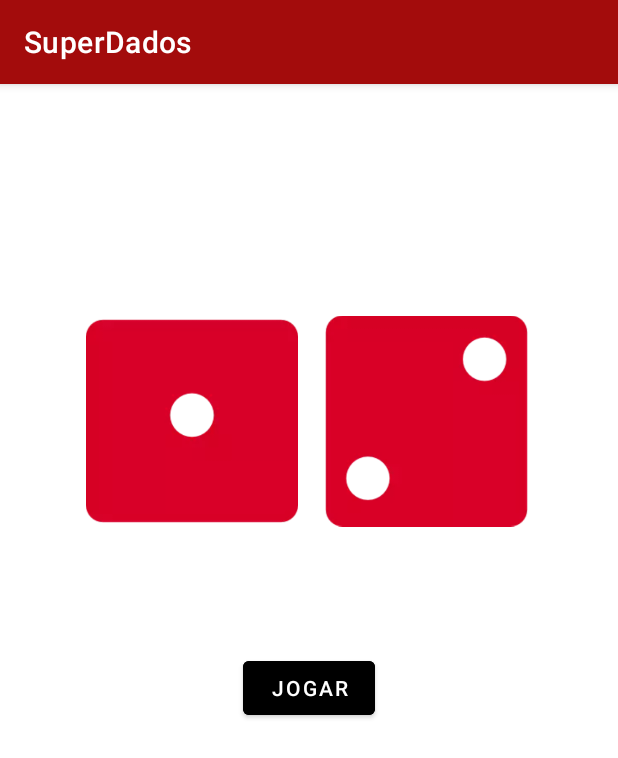
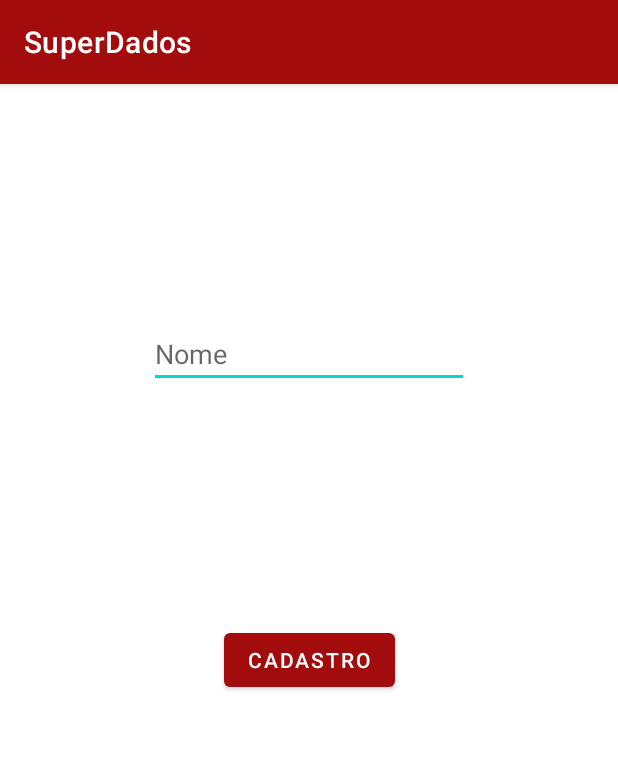
Before and after one commit to brunoferma/Ventures, an Android app: the screen it shows after launch (MainActivity before the commit, CadastroActivity after it), on a phone screen of 412 x 824 dp. Shown: the top 758 px of the screen. Run offline under Robolectric (Android 15) with nearby library versions, the phone set to English and light mode, and no system bars.

Commit message:
Start Commint

```diff
--- a/app/src/main/AndroidManifest.xml
+++ b/app/src/main/AndroidManifest.xml
@@ -9,13 +9,17 @@
         android:roundIcon="@mipmap/ic_launcher_round"
         android:supportsRtl="true"
         android:theme="@style/Theme.SuperDados">
-        <activity android:name=".MainActivity">
+        <activity android:name=".CadastroActivity">
             <intent-filter>
                 <action android:name="android.intent.action.MAIN" />
 
                 <category android:name="android.intent.category.LAUNCHER" />
             </intent-filter>
         </activity>
+        <activity android:name=".MainActivity"
+            android:screenOrientation="portrait">
+
+        </activity>
     </application>
 
 </manifest>
--- /dev/null
+++ b/app/src/main/java/com/example/superdados/CadastroActivity.kt
@@ -0,0 +1,30 @@
+package com.example.superdados
+
+import android.content.Intent
+import androidx.appcompat.app.AppCompatActivity
+import android.os.Bundle
+import android.widget.Button
+import android.widget.EditText
+import android.widget.TextView
+
+
+class CadastroActivity : AppCompatActivity() {
+    override fun onCreate(savedInstanceState: Bundle?) {
+        super.onCreate(savedInstanceState)
+        setContentView(R.layout.activity_cadastro)
+
+
+        val nome = findViewById<EditText>(R.id.nomeJogador)
+        val botao = findViewById<Button>(R.id.btn2)
+        val text = findViewById<TextView>(R.id.bemVindo)
+
+
+        botao.setOnClickListener {
+            var nome1 = nome.text.toString()
+            val intent = Intent(this,MainActivity::class.java)
+            intent.putExtra("nome", nome1)
+            startActivity(intent)
+
+        }
+    }
+}
--- /dev/null
+++ b/app/src/main/res/layout/activity_cadastro.xml
@@ -0,0 +1,32 @@
+<?xml version="1.0" encoding="utf-8"?>
+<androidx.constraintlayout.widget.ConstraintLayout xmlns:android="http://schemas.android.com/apk/res/android"
+    xmlns:app="http://schemas.android.com/apk/res-auto"
+    xmlns:tools="http://schemas.android.com/tools"
+    android:layout_width="match_parent"
+    android:layout_height="match_parent"
+    tools:context=".CadastroActivity">
+
+    <Button
+        android:id="@+id/btn2"
+        android:layout_width="wrap_content"
+        android:layout_height="wrap_content"
+        android:text="Cadastro"
+        app:layout_constraintBottom_toBottomOf="parent"
+        app:layout_constraintEnd_toEndOf="parent"
+        app:layout_constraintStart_toStartOf="parent"
+        app:layout_constraintTop_toTopOf="parent" />
+
+    <EditText
+        android:id="@+id/nomeJogador"
+        android:layout_width="wrap_content"
+        android:layout_height="wrap_content"
+        android:ems="10"
+        android:inputType="textPersonName"
+        android:text=""
+        android:hint="Nome"
+        app:layout_constraintBottom_toTopOf="@+id/btn2"
+        app:layout_constraintEnd_toEndOf="parent"
+        app:layout_constraintStart_toStartOf="parent"
+        app:layout_constraintTop_toTopOf="parent" />
+
+</androidx.constraintlayout.widget.ConstraintLayout>
--- a/app/src/main/res/values/strings.xml
+++ b/app/src/main/res/values/strings.xml
@@ -1,3 +1,4 @@
 <resources>
     <string name="app_name">SuperDados</string>
+    <string name="bem_vindo">bem vindo %s</string>
 </resources>
```
Also changed, not shown: app/src/main/java/com/example/superdados/MainActivity.kt (+7 -1 lines), app/src/main/res/layout/activity_main.xml (+12 -0 lines).
